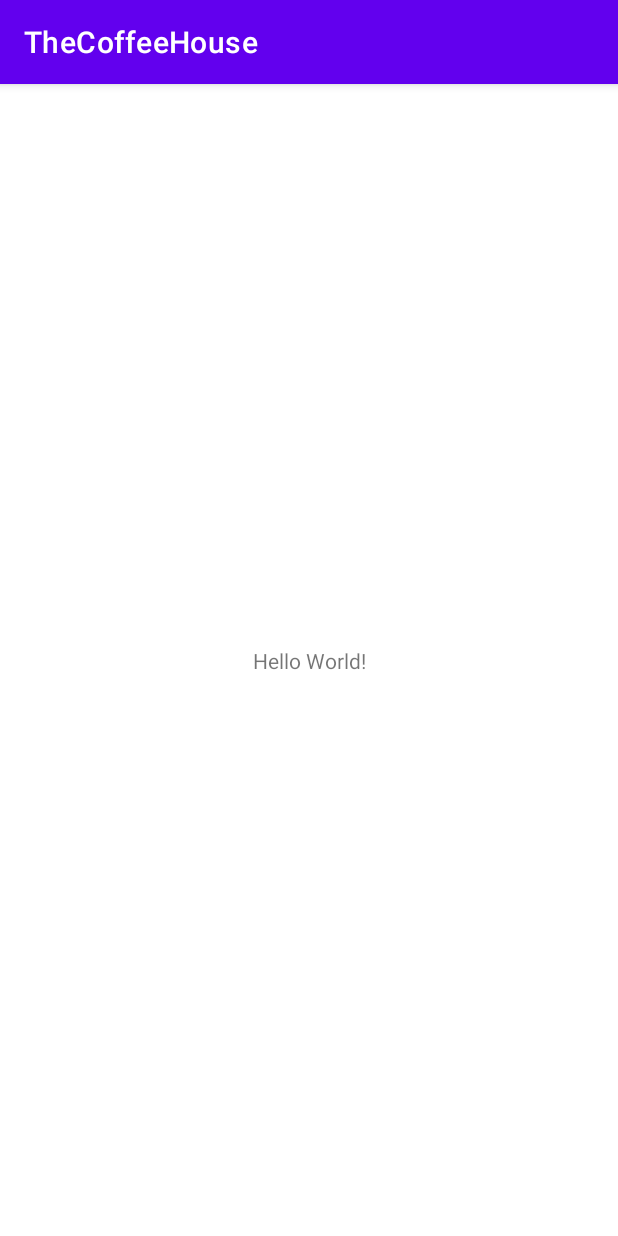
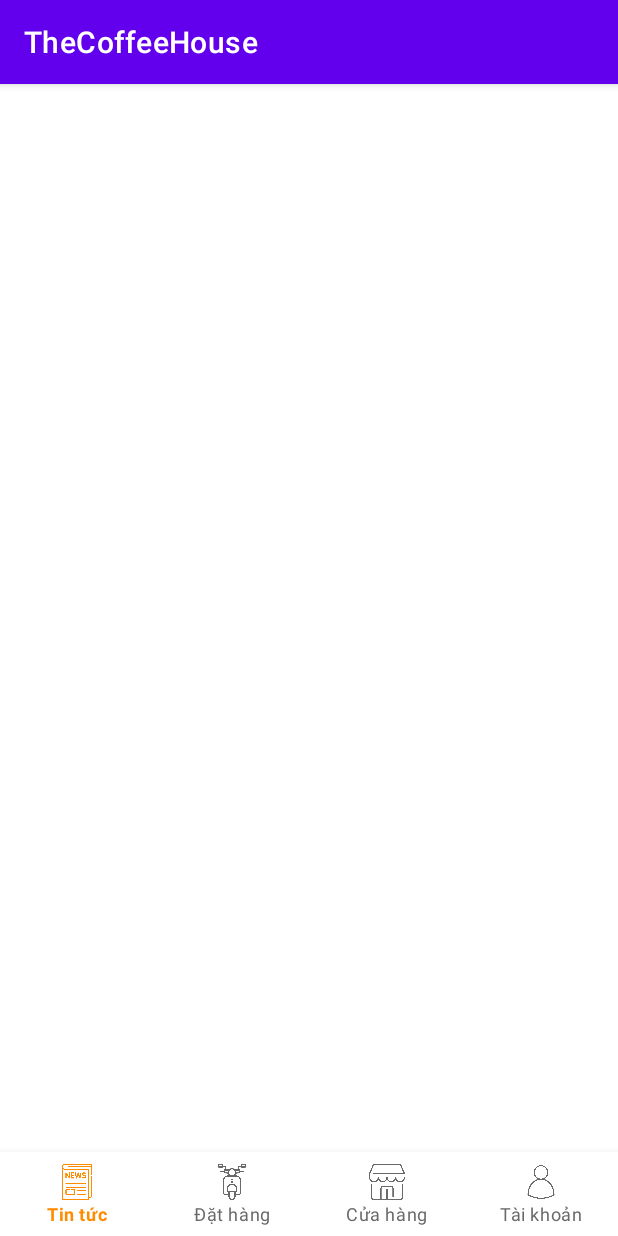
Before and after one commit to affkjuhyt/AndroidPTIT, an Android app: the screen it shows after launch (MainActivity), on a phone screen of 412 x 824 dp. Run offline under Robolectric (Android 15) with nearby library versions, the phone set to English and light mode, and no system bars.

Commit message:
add bottom bar

```diff
--- a/app/build.gradle
+++ b/app/build.gradle
@@ -36,4 +36,5 @@ dependencies {
     testImplementation 'junit:junit:4.+'
     androidTestImplementation 'androidx.test.ext:junit:1.1.1'
     androidTestImplementation 'androidx.test.espresso:espresso-core:3.2.0'
+    implementation 'com.google.android.material:material:1.0.0'
 }
--- /dev/null
+++ b/app/src/main/res/drawable-v24/bottom_navigation_selector.xml
@@ -0,0 +1,5 @@
+<?xml version="1.0" encoding="utf-8"?>
+<selector xmlns:android="http://schemas.android.com/apk/res/android">
+    <item android:state_checked="true" android:color="#FF8C00" />
+    <item android:color="#696969"  />
+</selector>
--- a/app/src/main/res/layout/activity_main.xml
+++ b/app/src/main/res/layout/activity_main.xml
@@ -1,18 +1,24 @@
 <?xml version="1.0" encoding="utf-8"?>
-<androidx.constraintlayout.widget.ConstraintLayout xmlns:android="http://schemas.android.com/apk/res/android"
+<RelativeLayout xmlns:android="http://schemas.android.com/apk/res/android"
     xmlns:app="http://schemas.android.com/apk/res-auto"
     xmlns:tools="http://schemas.android.com/tools"
     android:layout_width="match_parent"
     android:layout_height="match_parent"
     tools:context=".MainActivity">
 
-    <TextView
-        android:layout_width="wrap_content"
-        android:layout_height="wrap_content"
-        android:text="Hello World!"
-        app:layout_constraintBottom_toBottomOf="parent"
-        app:layout_constraintLeft_toLeftOf="parent"
-        app:layout_constraintRight_toRightOf="parent"
-        app:layout_constraintTop_toTopOf="parent" />
+    <FrameLayout
+        android:id="@+id/bottom_wrapper"
+        android:layout_width="match_parent"
+        android:layout_height="match_parent" />
 
-</androidx.constraintlayout.widget.ConstraintLayout>
+    <com.google.android.material.bottomnavigation.BottomNavigationView
+     android:layout_width="match_parent"
+     android:layout_height="wrap_content"
+     android:layout_alignParentBottom="true"
+     app:itemTextColor="@drawable/bottom_navigation_selector"
+     app:itemIconTint="@drawable/bottom_navigation_selector"
+     app:menu="@menu/nav_menu"
+     android:background="?android:attr/windowBackground"
+     app:labelVisibilityMode="labeled"
+     />
+</RelativeLayout>
--- /dev/null
+++ b/app/src/main/res/menu/nav_menu.xml
@@ -0,0 +1,23 @@
+<?xml version="1.0" encoding="utf-8"?>
+<menu xmlns:android="http://schemas.android.com/apk/res/android">
+    <item
+        android:id="@+id/news"
+        android:icon="@drawable/news"
+        android:title="Tin tức"
+        />
+    <item
+        android:id="@+id/order"
+        android:icon="@drawable/scooter"
+        android:title="Đặt hàng"
+        />
+    <item
+        android:id="@+id/store"
+        android:icon="@drawable/store"
+        android:title="Cửa hàng"
+        />
+    <item
+        android:id="@+id/user"
+        android:icon="@drawable/user"
+        android:title="Tài khoản"
+        />
+</menu>
```
Also changed, not shown: app/src/main/res/drawable-hdpi/news.png (added), app/src/main/res/drawable-hdpi/scooter.png (added), app/src/main/res/drawable-hdpi/store.png (added), app/src/main/res/drawable-hdpi/user.png (added).
